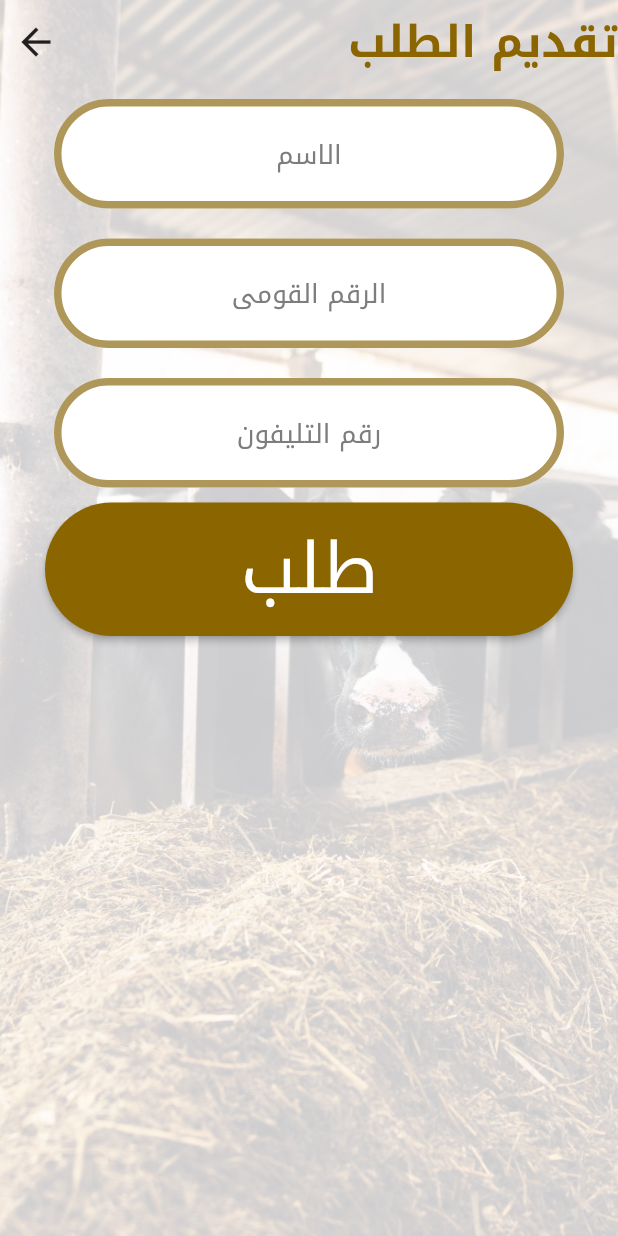
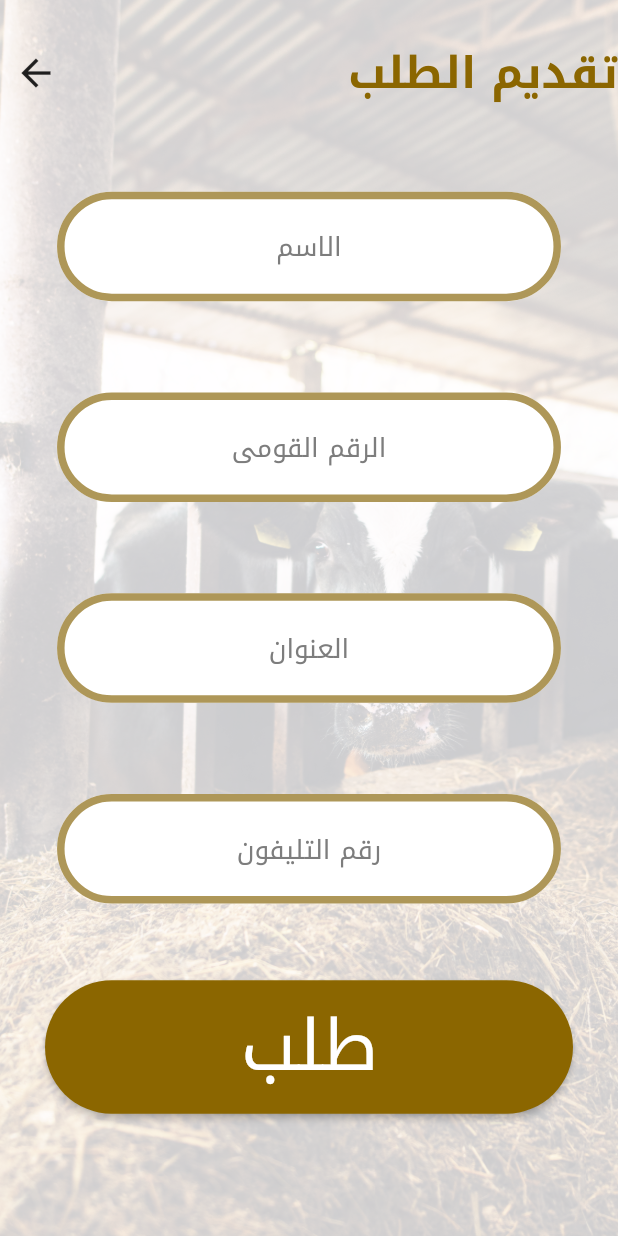
Before and after one commit to AhmedAbdulla1/El_mat7en, a Flutter app: the screen it shows after launch, on a phone screen of 412 x 824 dp. Run offline on Flutter 3.47's test engine with Material 2 defaults, Android fonts, the light colour scheme and no system bars; our stand-ins replace dartz, dio, flutter_screenutil, freezed_annotation, get_it, internet_connection_checker and 4 more; missing offline and left inert: multiple_stream_builder.

Commit message:
feed form almost done

```diff
--- a/lib/presentation/feed_form/feed_form.dart
+++ b/lib/presentation/feed_form/feed_form.dart
@@ -1,32 +1,81 @@
 import 'package:flutter/material.dart';
+import 'package:flutter_screenutil/flutter_screenutil.dart';
 import 'package:tanta_app/presentation/common/reusable/custom_button.dart';
 import 'package:tanta_app/presentation/common/reusable/custom_scaffold.dart';
 import 'package:tanta_app/presentation/feed_form/widgets/custom_text_form_filed.dart';
 import 'package:tanta_app/presentation/feed_states/widgets/custom_app_bar.dart';
 
-class FeedForm extends StatefulWidget {
+
+class FeedForm extends StatelessWidget {
   const FeedForm({super.key});
 
-  @override
-  State<FeedForm> createState() => _FeedFormState();
-}
-
-class _FeedFormState extends State<FeedForm> {
   @override
   Widget build(BuildContext context) {
     return customScaffold(
         body: SafeArea(
             child: Column(
+      mainAxisAlignment: MainAxisAlignment.spaceAround,
       children: [
         const CustomAppBar(
           title: 'تقديم الطلب',
         ),
         const CustomTextFormFiled(hintText: 'الاسم'),
         const CustomTextFormFiled(hintText: 'الرقم القومى'),
-        // TODO dropdown menu
+        const CustomTextFormFiled(hintText: 'العنوان'),
         const CustomTextFormFiled(hintText: 'رقم التليفون'),
-        customElevatedButtonWithoutStream(onPressed: () {}, text: 'طلب')
+        customElevatedButtonWithoutStream(onPressed: () {}, text: 'طلب'),
+        SizedBox(
+          height: 20.h,
+        ),
       ],
     )));
   }
 }
+
+// class CustomDropDownMaun extends StatefulWidget {
+//   const CustomDropDownMaun({super.key});
+
+//   @override
+//   State<CustomDropDownMaun> createState() => _CustomDropDownMaunState();
+// }
+
+// class _CustomDropDownMaunState extends State<CustomDropDownMaun> {
+//    List<String> items = ['Item 1', 'Item 2', 'Item 3', 'Item 4'];
+//   String selectedItem = 'Item 1';
+//   @override
+//   Widget build(BuildContext context) {
+//     return
+//         Padding(
+//           padding: EdgeInsets.symmetric(horizontal: 36.w, vertical: 10.h),
+//           child: Container(
+//             alignment: Alignment.center,
+//             height: 60,
+//             width: double.infinity,
+//             decoration: BoxDecoration(
+//               borderRadius: BorderRadius.circular(50.r),
+//               border: Border.all(
+//                 color: ColorManager.primary,
+//                 width: 3,
+//               ),
+//             ),
+//             child: DropdownButton<String>(
+//               value: selectedItem,
+//               onChanged: (String? newValue) {
+//                 // Update the parameter type to String?
+//                 setState(() {
+//                   selectedItem = newValue ??
+//                       items[
+//                           0]; // Use the null-aware operator to handle null values
+//                 });
+//               },
+//               items: items.map<DropdownMenuItem<String>>((String value) {
+//                 return DropdownMenuItem<String>(
+//                   value: value,
+//                   child: Text(value),
+//                 );
+//               }).toList(),
+//             ),
+//           ),
+//         );
+//   }
+// }
--- a/lib/presentation/feed_form/widgets/custom_text_form_filed.dart
+++ b/lib/presentation/feed_form/widgets/custom_text_form_filed.dart
@@ -1,4 +1,5 @@
 import 'package:flutter/material.dart';
+import 'package:flutter_screenutil/flutter_screenutil.dart';
 import 'package:tanta_app/presentation/resources/font_manager.dart';
 
 class CustomTextFormFiled extends StatelessWidget {
@@ -7,7 +8,7 @@ class CustomTextFormFiled extends StatelessWidget {
   @override
   Widget build(BuildContext context) {
     return Padding(
-      padding: const EdgeInsets.symmetric(horizontal: 36, vertical: 10),
+      padding: EdgeInsets.symmetric(horizontal: 36.w, vertical: 10.h),
       child: TextFormField(
         textAlign: TextAlign.center,
         decoration: InputDecoration(
```
